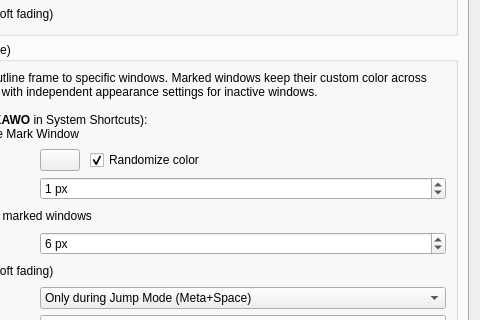
gmalinowski/LeapK, file activewindowoutline_config.ui: the form before one commit; both pictures show x 195 to 675 and y 681 to 1001 of the 675 by 1233 pixel window.
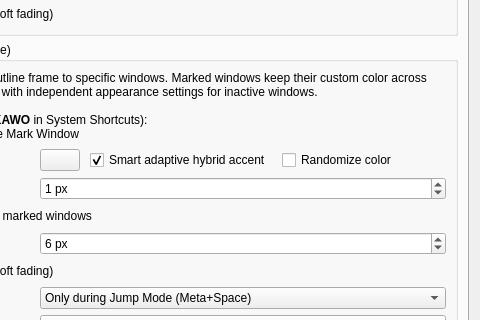
The form after the commit. The open tabs and pages were chosen to show the change. Icons and pictures are not drawn. Custom widgets are drawn as their Qt base class.

Commit message: feat(mark): add Smart Adaptive hybrid accent detection for marked windows

What changed in the file:
```diff
--- a/activewindowoutline_config.ui
+++ b/activewindowoutline_config.ui
@@ -1657,13 +1657,26 @@
               </property>
              </widget>
             </item>
+            <item>
+             <widget class="QCheckBox" name="kcfg_MarkSmartAdaptive">
+              <property name="text">
+               <string>Smart adaptive hybrid accent</string>
+              </property>
+              <property name="checked">
+               <bool>true</bool>
+              </property>
+              <property name="toolTip">
+               <string>Automatically extract each window's mark outline color using the Smart Adaptive (Hybrid) algorithm based on its live content and icon.</string>
+              </property>
+             </widget>
+            </item>
             <item>
              <widget class="QCheckBox" name="kcfg_MarkRandomColor">
               <property name="text">
                <string>Randomize color</string>
               </property>
               <property name="checked">
-               <bool>true</bool>
+               <bool>false</bool>
               </property>
               <property name="toolTip">
                <string>Randomize the outline color each time a window is marked instead of using a fixed default color.</string>
```
The commit also changes 11 other files.
